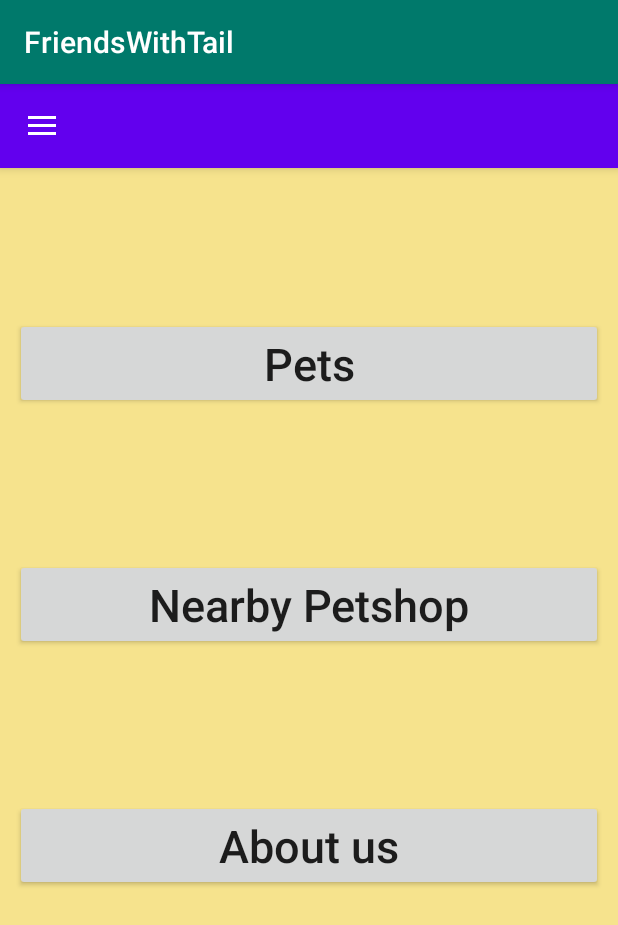
After one commit to siddharthgupta441/FriendsWithTail, an Android app: the Fragment_home screen opened directly, with no data from a screen before it, on a phone screen of 412 x 824 dp. The commit adds this screen. Shown: the top 925 px of the screen. Run offline under Robolectric (Android 15) with nearby library versions, the phone set to English and light mode, and no system bars.

Commit message:
Merge remote-tracking branch 'origin/master'

```diff
--- a/app/build.gradle
+++ b/app/build.gradle
@@ -43,6 +43,7 @@ dependencies {
     implementation 'com.google.android.material:material:1.9.0'
     implementation 'androidx.constraintlayout:constraintlayout:2.1.4'
     implementation 'com.google.firebase:firebase-auth:21.1.0'
+    implementation 'com.google.firebase:firebase-database:20.1.0'
     testImplementation 'junit:junit:4.13.2'
     androidTestImplementation 'androidx.test.ext:junit:1.1.5'
     androidTestImplementation 'androidx.test.espresso:espresso-core:3.5.1'
--- /dev/null
+++ b/app/src/main/java/com/example/friendswithtail/Fragment_home.java
@@ -0,0 +1,19 @@
+package com.example.friendswithtail;
+
+import android.os.Bundle;
+import android.view.LayoutInflater;
+import android.view.View;
+import android.view.ViewGroup;
+
+import androidx.annotation.NonNull;
+import androidx.annotation.Nullable;
+import androidx.fragment.app.Fragment;
+
+public class Fragment_home extends Fragment {
+    @Nullable
+    @Override
+    public View onCreateView(@NonNull LayoutInflater inflater, @Nullable ViewGroup container, @Nullable Bundle savedInstanceState) {
+        View view = inflater.inflate(R.layout.fragment_home, container, false);
+        return view;
+    }
+}
--- /dev/null
+++ b/app/src/main/java/com/example/friendswithtail/MainActivity2.java
@@ -0,0 +1,52 @@
+package com.example.friendswithtail;
+
+import androidx.annotation.NonNull;
+import androidx.appcompat.app.ActionBarDrawerToggle;
+import androidx.appcompat.app.AppCompatActivity;
+import androidx.appcompat.widget.Toolbar;
+import androidx.core.view.GravityCompat;
+import androidx.drawerlayout.widget.DrawerLayout;
+
+import android.os.Bundle;
+import android.view.MenuItem;
+import android.view.View;
+
+import com.google.android.material.navigation.NavigationView;
+
+public class MainActivity2 extends AppCompatActivity implements NavigationView.OnNavigationItemSelectedListener{
+    DrawerLayout drawerLayout;
+
+    @Override
+    protected void onCreate(Bundle savedInstanceState) {
+        super.onCreate(savedInstanceState);
+        setContentView(R.layout.activity_main2);
+
+        Toolbar toolbar = findViewById(R.id.toolbar);
+        drawerLayout =findViewById(R.id.drawer_layout);
+        ActionBarDrawerToggle toggle = new ActionBarDrawerToggle(this, drawerLayout, toolbar, R.string.navigation_drawer_open,
+                R.string.navigation_drawer_close);
+        drawerLayout.addDrawerListener(toggle);
+        toggle.syncState();
+
+        NavigationView navigationView = findViewById(R.id.nav_view);
+        View view = navigationView.getHeaderView(0);
+
+        getSupportFragmentManager().beginTransaction().replace(R.id.fragment_container, new Fragment_home()).commit();
+        navigationView.setCheckedItem(R.id.nav_home);
+    }
+
+    @Override
+    public boolean onNavigationItemSelected(@NonNull MenuItem item) {
+        if(item.getItemId() == R.id.nav_home)
+            getSupportFragmentManager().beginTransaction().replace(R.id.fragment_container, new Fragment_home()).commit();
+        return true;
+    }
+
+    @Override
+    public void onBackPressed() {
+        if(drawerLayout.isDrawerOpen(GravityCompat.START))
+            drawerLayout.closeDrawer(GravityCompat.START);
+        else
+            super.onBackPressed();
+    }
+}
--- /dev/null
+++ b/app/src/main/res/drawable/home.xml
@@ -0,0 +1,5 @@
+<vector android:height="24dp" android:tint="#000000"
+    android:viewportHeight="24" android:viewportWidth="24"
+    android:width="24dp" xmlns:android="http://schemas.android.com/apk/res/android">
+    <path android:fillColor="@android:color/white" android:pathData="M10,20v-6h4v6h5v-8h3L12,3 2,12h3v8z"/>
+</vector>
--- /dev/null
+++ b/app/src/main/res/layout/activity_main2.xml
@@ -0,0 +1,37 @@
+<?xml version="1.0" encoding="utf-8"?>
+<androidx.drawerlayout.widget.DrawerLayout xmlns:android="http://schemas.android.com/apk/res/android"
+    xmlns:app="http://schemas.android.com/apk/res-auto"
+    xmlns:tools="http://schemas.android.com/tools"
+    android:layout_width="match_parent"
+    android:layout_height="match_parent"
+    android:id="@+id/drawer_layout"
+    android:fitsSystemWindows="true"
+    tools:openDrawer="start"
+    tools:context=".MainActivity2">
+    <LinearLayout
+        android:layout_width="match_parent"
+        android:layout_height="match_parent"
+        android:orientation="vertical">
+        <androidx.appcompat.widget.Toolbar
+            android:id="@+id/toolbar"
+            android:layout_width="match_parent"
+            android:layout_height="?attr/actionBarSize"
+            android:background="@color/design_default_color_primary"
+            android:theme="@style/ThemeOverlay.AppCompat.Dark.ActionBar"
+            android:popupTheme="@style/ThemeOverlay.AppCompat.Light"
+            android:elevation="4dp"/>
+        <FrameLayout
+            android:id="@+id/fragment_container"
+            android:layout_width="match_parent"
+            android:layout_height="match_parent"/>
+
+    </LinearLayout>
+    <com.google.android.material.navigation.NavigationView
+        android:id="@+id/nav_view"
+        android:layout_width="wrap_content"
+        android:layout_height="match_parent"
+        android:layout_gravity="start"
+        app:headerLayout="@layout/nav_header"
+        app:menu="@menu/menu"/>
+
+</androidx.drawerlayout.widget.DrawerLayout>
--- a/app/src/main/res/layout/fragment_login.xml
+++ b/app/src/main/res/layout/fragment_login.xml
@@ -71,6 +71,7 @@
         android:background="@drawable/btn_custom"
         android:fontFamily="@font/roboto_regular"
         android:text="@string/login"
+        android:onClick="login"
         android:textColor="@android:color/white"
         tools:ignore="TextContrastCheck" />
 
@@ -93,4 +94,5 @@
         android:layout_alignParentBottom="true"
         android:layout_marginBottom="20dp"/>
 
+
 </RelativeLayout>
--- /dev/null
+++ b/app/src/main/res/layout/fragment_profile.xml
@@ -0,0 +1,6 @@
+<?xml version="1.0" encoding="utf-8"?>
+<androidx.constraintlayout.widget.ConstraintLayout xmlns:android="http://schemas.android.com/apk/res/android"
+    android:layout_width="match_parent"
+    android:layout_height="match_parent">
+
+</androidx.constraintlayout.widget.ConstraintLayout>
--- a/app/src/main/res/menu/profile.xml
+++ b/app/src/main/res/menu/menu.xml
@@ -5,14 +5,17 @@
 
     <group>
 
-        <item android:id="@+id/profile"
+        <item android:id="@+id/nav_profile"
             android:icon="@drawable/profile"
             android:title="profile"/>
+        <item android:id="@+id/nav_home"
+            android:icon="@drawable/home"
+            android:title="home"/>
     </group>
 
     <group>
 
-        <item android:id="@+id/logout"
+        <item android:id="@+id/nav_logout"
             android:icon="@drawable/logout"
             android:title="logout"/>
 
--- a/app/src/main/res/values/strings.xml
+++ b/app/src/main/res/values/strings.xml
@@ -14,4 +14,6 @@
     <string name="register">register</string>
     <string name="your_name">your_name</string>
     <string name="left_arrow">left arrow</string>
+    <string name="navigation_drawer_open">open navigation drawer</string>
+    <string name="navigation_drawer_close">close navigation drawer</string>
 </resources>
```
Also changed, not shown: app/src/main/AndroidManifest.xml (+9 -3 lines), app/src/main/java/com/example/friendswithtail/LoginFragment.java (+34 -3 lines), app/src/main/java/com/example/friendswithtail/RegisterFragment.java (+35 -2 lines), app/src/main/java/com/example/friendswithtail/homePage.java (deleted, +0 -24 lines), app/src/main/res/layout/nav_header.xml (added, +37 -0 lines), app/src/main/res/values/styles.xml (+7 -0 lines), app/src/main/res/layout/fragment_home.xml (renamed from app/src/main/res/layout/activity_home_page.xml).
